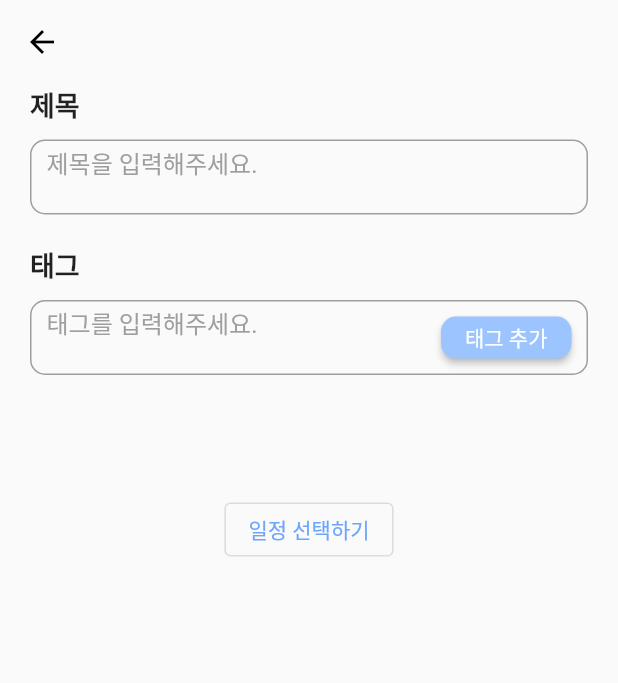
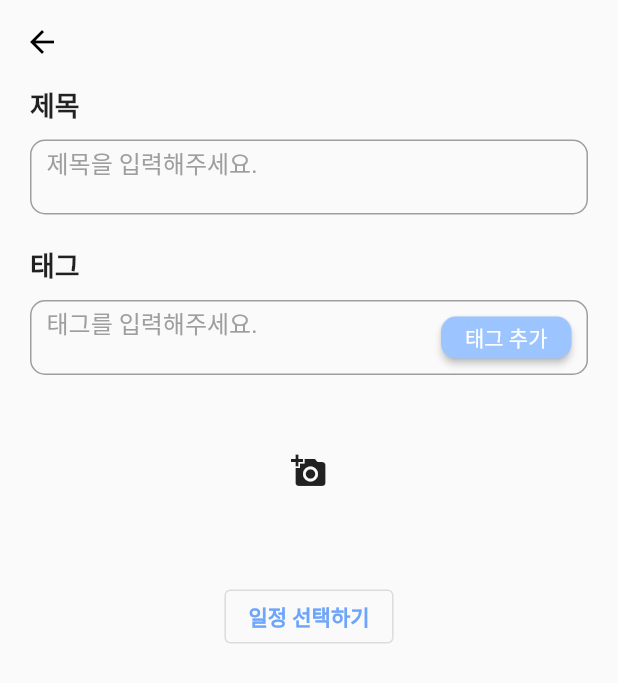
Before and after one commit to kookmin-sw/capstone-2023-32, a Flutter app: the MakePlan screen opened directly, on a phone screen of 412 x 824 dp. Shown: the top 683 px of the screen. Run offline on Flutter 3.47's test engine with Material 2 defaults, Android fonts, the phone set to English and light mode, and no system bars; our stand-ins replace flutter_svg, geocoding, google_maps_flutter, image_picker; missing offline and left inert: flutter_email_sender; network calls fail.

Commit message:
FE Update MakePlan

```diff
--- a/frontend/lib/pages/MakePlan.dart
+++ b/frontend/lib/pages/MakePlan.dart
@@ -6,6 +6,10 @@ import 'package:uuid/uuid.dart';
 import 'package:http/http.dart' as http;
 import 'dart:convert';
 import 'Map.dart';
+import 'dart:io';
+import 'package:image_picker/image_picker.dart';
+import 'package:path_provider/path_provider.dart';
+import 'package:path/path.dart';
 
 var subTitle = TextStyle(fontSize: 18, fontWeight: FontWeight.bold);
 var uuid = Uuid();
@@ -54,6 +58,21 @@ class _MakePageState extends State<MakePage> {
   var additionalInfo = [];
   String comment = '';
 
+  final ImagePicker _picker = ImagePicker();
+  File? _image;
+
+  Future getImage() async {
+    final pickedFile = await _picker.pickImage(source: ImageSource.gallery);
+
+    if (pickedFile != null) {
+      _image = File(pickedFile.path);
+      setState(() {});
+    } else {
+      print('No image selected.');
+    }
+  }
+
+
   void sendData() async {
     setState(() {
       title = _controller.text;
@@ -80,6 +99,7 @@ class _MakePageState extends State<MakePage> {
         "user": {"id": userId},
         "tags": tags,
         "p_comment": comment,
+        "p_image": _image?.path,
       },
       "pplan": pplan,
     };
@@ -253,6 +273,21 @@ class _MakePageState extends State<MakePage> {
           ],
         ),
 
+        // ** 썸네일 이미지 추가 **
+        IconButton(
+          icon: _image == null
+              ? Icon(Icons.add_a_photo)
+              : Text(
+            basename(_image!.path),
+            style: TextStyle(color: Theme.of(context).iconTheme.color),
+          ),
+          onPressed: getImage,
+        ),
+        SizedBox(
+          height: 8
+        ),
+
+
         // ** 계획 작성 **
         Container(
           margin: EdgeInsets.only(left: 20.0, right: 20.0, bottom: 20.0),
@@ -267,7 +302,8 @@ class _MakePageState extends State<MakePage> {
                       ? ''
                       : '${DateFormat('MM/dd/yyyy').format(_dateRange!.start)} - ${DateFormat('MM/dd/yyyy').format(_dateRange!.end)}',
                   style: TextStyle(
-                    fontSize: 16,
+                    fontSize: 18,
+                    fontWeight: FontWeight.w500
                   ),
                 ),
               ),
@@ -276,7 +312,7 @@ class _MakePageState extends State<MakePage> {
                 alignment: Alignment.center,
                 child: OutlinedButton(
                   child: Text('일정 선택하기',
-                      style: TextStyle(color: Color(0xff6DA5FA))),
+                      style: TextStyle(color: Color(0xff6DA5FA), fontWeight: FontWeight.bold)),
                   onPressed: () => _selectDateRange(context),
                 ),
               ),
```
